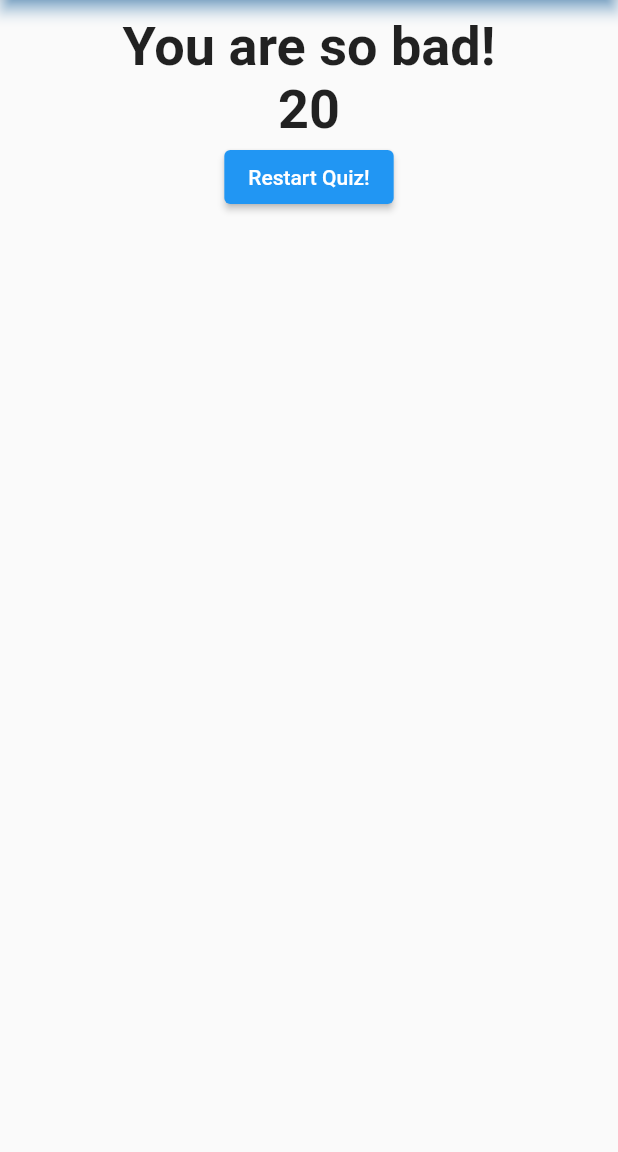
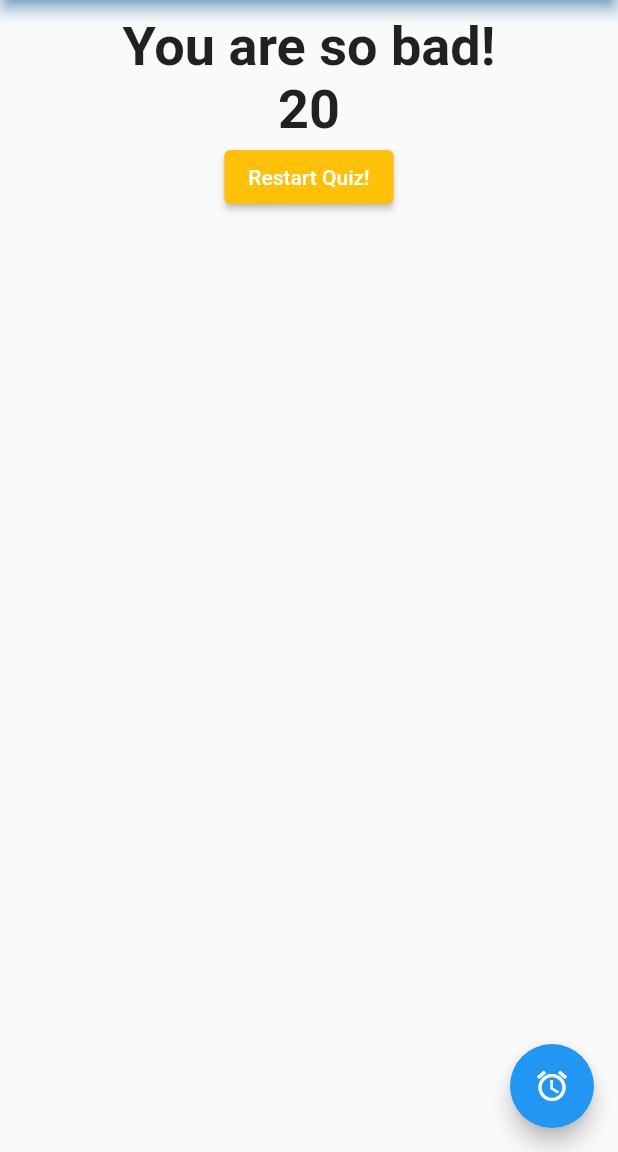
Before and after one commit to DerryRenaldy/learn_flutter, a Flutter app: the screen it shows after launch, after a tap on "Black", after a tap on "Snake", after a tap on "Spagheti", on a phone screen of 412 x 824 dp, the part 84-1236 px from its top. Run offline on Flutter 3.47's test engine with Material 2 defaults, Android fonts, the phone set to English and light mode, and no system bars.

Commit message:
fix: decorate button

```diff
--- a/lib/main.dart
+++ b/lib/main.dart
@@ -61,8 +61,8 @@ class _MyAppState extends State<MyApp> {
 
   void _resetQuiz() {
     setState(() {
-    _questionIndex = 0;
-    _totalScore = 0;
+      _questionIndex = 0;
+      _totalScore = 0;
     });
   }
 
@@ -83,6 +83,10 @@ class _MyAppState extends State<MyApp> {
                 questions: _questions,
               )
             : Result(resetQuiz: _resetQuiz, totalScore: _totalScore),
+        floatingActionButton: FloatingActionButton(
+          onPressed: () => {},
+          child: const Icon(Icons.access_alarm_sharp),
+        ),
       ),
     );
   }
--- a/lib/result.dart
+++ b/lib/result.dart
@@ -33,6 +33,8 @@ class Result extends StatelessWidget {
               style:
                   const TextStyle(fontSize: 36, fontWeight: FontWeight.bold)),
           ElevatedButton(
+            style: ButtonStyle(
+                backgroundColor: MaterialStateProperty.all(Colors.amber)),
             onPressed: resetQuiz,
             child: const Text('Restart Quiz!'),
           ),
```
